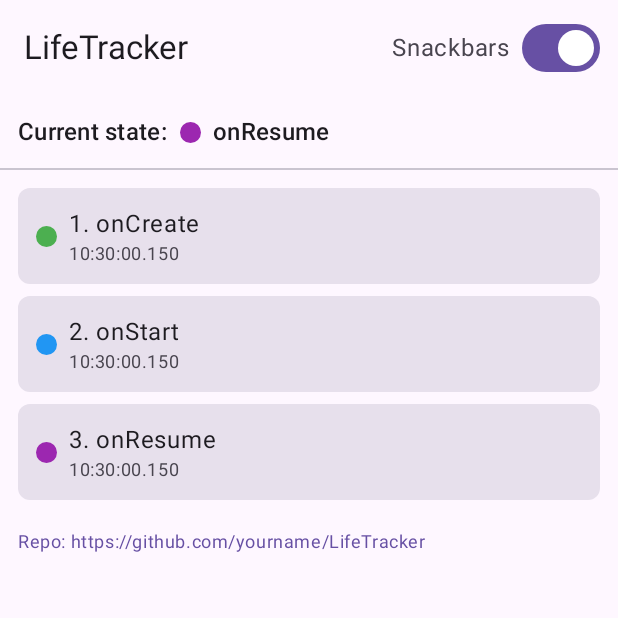
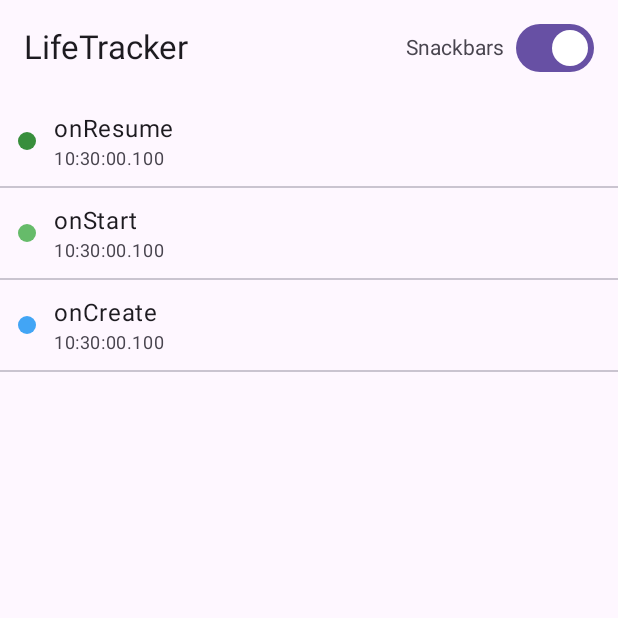
Before and after one commit to jonahr4/CS501-A4Q1, an Android app built with Jetpack Compose: the screen it shows after launch (MainActivity), on a phone screen of 412 x 824 dp, the top half of it. Run offline under Robolectric (Android 15) with nearby library versions, the phone set to English and light mode, and no system bars.

Commit message:
Update with fixes

```diff
--- a/app/src/main/AndroidManifest.xml
+++ b/app/src/main/AndroidManifest.xml
@@ -1,6 +1,6 @@
 <?xml version="1.0" encoding="utf-8"?>
 <manifest xmlns:android="http://schemas.android.com/apk/res/android"
-    xmlns:tools="http://schemas.android.com/tools" >
+    xmlns:tools="http://schemas.android.com/tools">
 
     <application
         android:allowBackup="true"
@@ -10,12 +10,12 @@
         android:label="@string/app_name"
         android:roundIcon="@mipmap/ic_launcher_round"
         android:supportsRtl="true"
-        android:theme="@style/Theme.MyApplication" >
+        android:theme="@style/Theme.Q1">
         <activity
             android:name=".MainActivity"
             android:exported="true"
             android:label="@string/app_name"
-            android:theme="@style/Theme.MyApplication" >
+            android:theme="@style/Theme.Q1">
             <intent-filter>
                 <action android:name="android.intent.action.MAIN" />
 
--- a/app/src/main/java/com/example/myapplication/MainActivity.kt
+++ /dev/null
@@ -1,234 +0,0 @@
-package com.example.myapplication
-
-import android.os.Bundle
-import androidx.activity.ComponentActivity
-import androidx.activity.compose.setContent
-import androidx.activity.enableEdgeToEdge
-import androidx.compose.foundation.background
-import androidx.compose.foundation.layout.*
-import androidx.compose.foundation.lazy.LazyColumn
-import androidx.compose.foundation.lazy.itemsIndexed
-import androidx.compose.material3.*
-import androidx.compose.runtime.*
-import androidx.compose.ui.Alignment
-import androidx.compose.ui.Modifier
-import androidx.compose.ui.draw.clip
-import androidx.compose.ui.graphics.Color
-import androidx.compose.ui.text.font.FontWeight
-import androidx.compose.ui.text.style.TextOverflow
-import androidx.compose.ui.unit.dp
-import androidx.lifecycle.Lifecycle
-import androidx.lifecycle.LifecycleEventObserver
-import androidx.lifecycle.ViewModel
-import androidx.compose.ui.platform.LocalLifecycleOwner
-import androidx.lifecycle.viewmodel.compose.viewModel
-import kotlinx.coroutines.flow.MutableStateFlow
-import kotlinx.coroutines.flow.asStateFlow
-import java.text.SimpleDateFormat
-import java.util.Date
-import java.util.Locale
-
-/**
- * Q1: LifeTracker – A Lifecycle-Aware Activity Logger
- * - ViewModel keeps logs across config changes (rotation).
- * - LifecycleEventObserver captures transitions in real time.
- * - LazyColumn displays the log; Snackbar toggled via a Switch.
- * - Each entry has timestamp + color code.
- */
-class MainActivity : ComponentActivity() {
-    override fun onCreate(savedInstanceState: Bundle?) {
-        super.onCreate(savedInstanceState)
-        enableEdgeToEdge()
-        setContent {
-            // Use plain MaterialTheme to avoid custom theme dependency issues
-            MaterialTheme {
-                val vm: LifeTrackerViewModel = viewModel()
-
-                // Observe lifecycle the Compose way
-                val lifecycleOwner = LocalLifecycleOwner.current
-                DisposableEffect(lifecycleOwner) {
-                    val observer = LifecycleEventObserver { _, event ->
-                        vm.record(event)
-                    }
-                    lifecycleOwner.lifecycle.addObserver(observer)
-                    onDispose { lifecycleOwner.lifecycle.removeObserver(observer) }
-                }
-
-                LifeTrackerScreen(vm)
-            }
-        }
-    }
-}
-
-data class LifeEvent(
-    val label: String,
-    val timestamp: Long,
-    val color: Color
-)
-
-class LifeTrackerViewModel : ViewModel() {
-
-    private val _logs = mutableStateListOf<LifeEvent>()
-    val logs: List<LifeEvent> get() = _logs
-
-    private val _snackbarEnabled = MutableStateFlow(true)
-    val snackbarEnabled = _snackbarEnabled.asStateFlow()
-
-    fun setSnackbarEnabled(enabled: Boolean) { _snackbarEnabled.value = enabled }
-
-    fun record(event: Lifecycle.Event) {
-        val label = when (event) {
-            Lifecycle.Event.ON_CREATE -> "onCreate"
-            Lifecycle.Event.ON_START -> "onStart"
-            Lifecycle.Event.ON_RESUME -> "onResume"
-            Lifecycle.Event.ON_PAUSE -> "onPause"
-            Lifecycle.Event.ON_STOP -> "onStop"
-            Lifecycle.Event.ON_DESTROY -> "onDestroy"
-            Lifecycle.Event.ON_ANY -> "onAny"
-        }
-        _logs.add(
-            LifeEvent(
-                label = label,
-                timestamp = System.currentTimeMillis(),
-                color = when (label) {
-                    "onCreate" -> Color(0xFF4CAF50)
-                    "onStart" -> Color(0xFF2196F3)
-                    "onResume" -> Color(0xFF9C27B0)
-                    "onPause" -> Color(0xFFFF9800)
-                    "onStop" -> Color(0xFFF44336)
-                    "onDestroy" -> Color(0xFF795548)
-                    else -> Color.Gray
-                }
-            )
-        )
-    }
-}
-
-@OptIn(ExperimentalMaterial3Api::class)
-@Composable
-fun LifeTrackerScreen(vm: LifeTrackerViewModel) {
-    val snackbarHostState = remember { SnackbarHostState() }
-    val logs = vm.logs
-    val snackbarEnabled by vm.snackbarEnabled.collectAsState()
-
-    // Show snackbar on each new event if enabled
-    LaunchedEffect(logs.size, snackbarEnabled) {
-        if (snackbarEnabled && logs.isNotEmpty()) {
-            snackbarHostState.showSnackbar("Lifecycle: ${logs.last().label}")
-        }
-    }
-
-    Scaffold(
-        topBar = {
-            // No icons, just a simple TopAppBar to avoid icon deps
-            TopAppBar(
-                title = { Text("LifeTracker") },
-                actions = {
-                    Row(verticalAlignment = Alignment.CenterVertically) {
-                        Text("Snackbars")
-                        Spacer(Modifier.width(8.dp))
-                        Switch(
-                            checked = snackbarEnabled,
-                            onCheckedChange = { vm.setSnackbarEnabled(it) }
-                        )
-                        Spacer(Modifier.width(8.dp))
-                    }
-                }
-            )
-        },
-        snackbarHost = { SnackbarHost(hostState = snackbarHostState) }
-    ) { innerPadding ->
-        Column(
-            Modifier
-                .fillMaxSize()
-                .padding(innerPadding)
-        ) {
-            CurrentStateHeader(logs)
-            Divider()
-            LazyColumn(
-                modifier = Modifier.fillMaxSize(),
-                contentPadding = PaddingValues(12.dp),
-                verticalArrangement = Arrangement.spacedBy(8.dp)
-            ) {
-                itemsIndexed(logs) { index, item ->
-                    LifeEventRow(index + 1, item)
-                }
-                item {
-                    Spacer(Modifier.height(12.dp))
-                    Text(
-                        text = "Repo: https://github.com/yourname/LifeTracker",
-                        style = MaterialTheme.typography.bodySmall,
-                        color = MaterialTheme.colorScheme.primary
-                    )
-                }
-            }
-        }
-    }
-}
-
-@Composable
-fun CurrentStateHeader(logs: List<LifeEvent>) {
-    val last = logs.lastOrNull()
-    Row(
-        modifier = Modifier
-            .fillMaxWidth()
-            .padding(12.dp),
-        verticalAlignment = Alignment.CenterVertically
-    ) {
-        Text(
-            text = "Current state:",
-            style = MaterialTheme.typography.titleMedium,
-            fontWeight = FontWeight.SemiBold
-        )
-        Spacer(Modifier.width(8.dp))
-        if (last != null) {
-            ColorDot(last.color)
-            Spacer(Modifier.width(8.dp))
-            Text(text = last.label, style = MaterialTheme.typography.titleMedium)
-        } else {
-            Text(text = "—", style = MaterialTheme.typography.titleMedium)
-        }
-    }
-}
-
-@Composable
-fun LifeEventRow(index: Int, event: LifeEvent) {
-    Row(
-        modifier = Modifier
-            .fillMaxWidth()
-            .background(MaterialTheme.colorScheme.surfaceVariant, shape = MaterialTheme.shapes.small)
-            .padding(12.dp),
-        verticalAlignment = Alignment.CenterVertically
-    ) {
-        ColorDot(event.color)
-        Spacer(Modifier.width(8.dp))
-        Column(Modifier.weight(1f)) {
-            Text(
-                text = "$index. ${event.label}",
-                style = MaterialTheme.typography.bodyLarge,
-                maxLines = 1,
-                overflow = TextOverflow.Ellipsis
-            )
-            Text(
-                text = formatTime(event.timestamp),
-                style = MaterialTheme.typography.bodySmall,
-                color = MaterialTheme.colorScheme.onSurfaceVariant
-            )
-        }
-    }
-}
-
-@Composable
-fun ColorDot(color: Color) {
-    Box(
-        modifier = Modifier
-            .size(14.dp)
-            .clip(MaterialTheme.shapes.small)
-            .background(color)
-    )
-}
-
-private fun formatTime(millis: Long): String {
-    val sdf = SimpleDateFormat("HH:mm:ss.SSS", Locale.getDefault())
-    return sdf.format(Date(millis))
-}
--- /dev/null
+++ b/app/src/main/java/com/example/q1/LifeTrackerViewModel.kt
@@ -0,0 +1,20 @@
+package com.example.q1
+
+import androidx.compose.runtime.mutableStateListOf
+import androidx.lifecycle.ViewModel
+
+data class LifeLogEntry(
+    val event: String,
+    val timestampMillis: Long = System.currentTimeMillis()
+)
+
+class LifeTrackerViewModel : ViewModel() {
+    // Observable list; Compose will recompose when it changes
+    private val _logs = mutableStateListOf<LifeLogEntry>()
+    val logs: List<LifeLogEntry> get() = _logs
+
+    fun log(event: String) {
+        // Newest first
+        _logs.add(0, LifeLogEntry(event))
+    }
+}
--- /dev/null
+++ b/app/src/main/java/com/example/q1/LifeUi.kt
@@ -0,0 +1,25 @@
+package com.example.q1
+
+import android.os.Build
+import androidx.annotation.RequiresApi
+import androidx.compose.ui.graphics.Color
+import java.time.Instant
+import java.time.ZoneId
+import java.time.format.DateTimeFormatter
+
+@RequiresApi(Build.VERSION_CODES.O)
+fun formatTime(millis: Long): String {
+    val formatter = DateTimeFormatter.ofPattern("HH:mm:ss.SSS")
+        .withZone(ZoneId.systemDefault())
+    return formatter.format(Instant.ofEpochMilli(millis))
+}
+
+fun eventColor(event: String): Color = when (event) {
+    "onCreate"  -> Color(0xFF42A5F5) // blue
+    "onStart"   -> Color(0xFF66BB6A) // green
+    "onResume"  -> Color(0xFF388E3C) // darker green
+    "onPause"   -> Color(0xFFFFEE58) // yellow
+    "onStop"    -> Color(0xFFFFA726) // orange
+    "onDestroy" -> Color(0xFFE57373) // red
+    else        -> Color(0xFF90A4AE) // gray-ish default
+}
--- /dev/null
+++ b/app/src/main/java/com/example/q1/LifecycleLogger.kt
@@ -0,0 +1,15 @@
+package com.example.q1
+
+import androidx.lifecycle.DefaultLifecycleObserver
+import androidx.lifecycle.LifecycleOwner
+
+class LifecycleLogger(
+    private val log: (String) -> Unit
+) : DefaultLifecycleObserver {
+
+    override fun onStart(owner: LifecycleOwner)    { log("onStart") }
+    override fun onResume(owner: LifecycleOwner)   { log("onResume") }
+    override fun onPause(owner: LifecycleOwner)    { log("onPause") }
+    override fun onStop(owner: LifecycleOwner)     { log("onStop") }
+    override fun onDestroy(owner: LifecycleOwner)  { log("onDestroy") }
+}
--- /dev/null
+++ b/app/src/main/java/com/example/q1/MainActivity.kt
@@ -0,0 +1,129 @@
+package com.example.q1
+
+import android.os.Build
+import android.os.Bundle
+import androidx.activity.ComponentActivity
+import androidx.activity.compose.setContent
+import androidx.activity.enableEdgeToEdge
+import androidx.activity.viewModels
+import androidx.annotation.RequiresApi
+import androidx.compose.foundation.background
+import androidx.compose.foundation.layout.*
+import androidx.compose.foundation.lazy.LazyColumn
+import androidx.compose.foundation.lazy.items
+import androidx.compose.foundation.shape.CircleShape
+import androidx.compose.material3.*
+import androidx.compose.runtime.*
+import androidx.compose.runtime.saveable.rememberSaveable
+import androidx.compose.ui.Alignment
+import androidx.compose.ui.Modifier
+import androidx.compose.ui.draw.clip
+import androidx.compose.ui.unit.dp
+import com.example.q1.ui.theme.Q1Theme
+
+class MainActivity : ComponentActivity() {
+
+    // Activity-scoped VM instance
+    private val vm: LifeTrackerViewModel by viewModels()
+    private lateinit var lifecycleLogger: LifecycleLogger
+
+
+    @RequiresApi(Build.VERSION_CODES.O)
+    override fun onCreate(savedInstanceState: Bundle?) {
+        super.onCreate(savedInstanceState)
+        enableEdgeToEdge()
+
+
+        // Manually log onCreate
+        vm.log("onCreate")
+
+
+        // Register the lifecycle observer for subsequent events
+        lifecycleLogger = LifecycleLogger(vm::log)
+        lifecycle.addObserver(lifecycleLogger)
+
+        setContent {
+            // We’ll render the list in the next step using LazyColumn
+            LifeTrackerScreen(vm)
+        }
+    }
+
+    override fun onDestroy() {
+        lifecycle.removeObserver(lifecycleLogger)
+        super.onDestroy()
+    }
+}
+
+
+@RequiresApi(Build.VERSION_CODES.O)
+@OptIn(ExperimentalMaterial3Api::class)
+@Composable
+fun LifeTrackerScreen(vm: LifeTrackerViewModel) {
+    val snackbarHostState = remember { SnackbarHostState() }
+    var showSnackbars by rememberSaveable { mutableStateOf(true) }
+    val logs = vm.logs
+
+    LaunchedEffect(logs.firstOrNull()) {
+        val newest = logs.firstOrNull() ?: return@LaunchedEffect
+        if (showSnackbars) {
+            snackbarHostState.showSnackbar("Lifecycle: ${newest.event} @ ${formatTime(newest.timestampMillis)}")
+        }
+    }
+
+    Scaffold(
+        topBar = {
+            TopAppBar(
+                title = { Text("LifeTracker") },
+                actions = {
+                    Row(
+                        modifier = Modifier.padding(end = 12.dp),
+                        verticalAlignment = Alignment.CenterVertically
+                    ) {
+                        Text("Snackbars")
+                        Spacer(Modifier.width(8.dp))
+                        Switch(checked = showSnackbars, onCheckedChange = { showSnackbars = it })
+                    }
+                }
+            )
+        },
+        snackbarHost = { SnackbarHost(snackbarHostState) }
+    ) { inner ->
+        LazyColumn(
+            modifier = Modifier
+                .fillMaxSize()
+                .padding(inner)
+        ) {
+            items(logs) { entry ->
+                LifeLogRow(entry)
+                Divider()
+            }
+        }
+    }
+}
+
+@RequiresApi(Build.VERSION_CODES.O)
+@Composable
+private fun LifeLogRow(entry: LifeLogEntry) {
+    Row(
+        modifier = Modifier
+            .fillMaxWidth()
+            .padding(horizontal = 12.dp, vertical = 10.dp),
+        verticalAlignment = Alignment.CenterVertically
+    ) {
+        Box(
+            modifier = Modifier
+                .size(12.dp)
+                .clip(CircleShape)
+                .background(eventColor(entry.event))
+        )
+        Spacer(Modifier.width(12.dp))
+        Column(Modifier.weight(1f)) {
+            Text(text = entry.event, style = MaterialTheme.typography.bodyLarge)
+            Text(
+                text = formatTime(entry.timestampMillis),
+                style = MaterialTheme.typography.bodySmall,
+                color = MaterialTheme.colorScheme.onSurfaceVariant
+            )
+        }
+    }
+}
--- a/app/src/main/java/com/example/myapplication/ui/theme/Color.kt
+++ b/app/src/main/java/com/example/q1/ui/theme/Color.kt
@@ -1,4 +1,4 @@
-package com.example.myapplication.ui.theme
+package com.example.q1.ui.theme
 
 import androidx.compose.ui.graphics.Color
 
--- a/app/src/main/java/com/example/myapplication/ui/theme/Type.kt
+++ b/app/src/main/java/com/example/q1/ui/theme/Type.kt
@@ -1,4 +1,4 @@
-package com.example.myapplication.ui.theme
+package com.example.q1.ui.theme
 
 import androidx.compose.material3.Typography
 import androidx.compose.ui.text.TextStyle
--- a/app/src/main/res/values/strings.xml
+++ b/app/src/main/res/values/strings.xml
@@ -1,3 +1,3 @@
 <resources>
-    <string name="app_name">My Application</string>
+    <string name="app_name">Q1</string>
 </resources>
--- a/app/src/main/res/values/themes.xml
+++ b/app/src/main/res/values/themes.xml
@@ -1,4 +1,5 @@
 <?xml version="1.0" encoding="utf-8"?>
 <resources>
-    <style name="Theme.MyApplication" parent="android:Theme.Material.Light.NoActionBar" />
+
+    <style name="Theme.Q1" parent="android:Theme.Material.Light.NoActionBar" />
 </resources>
--- a/settings.gradle.kts
+++ b/settings.gradle.kts
@@ -19,5 +19,5 @@ dependencyResolutionManagement {
     }
 }
 
-rootProject.name = "My Application"
+rootProject.name = "Q1"
 include(":app")
```
Also changed, not shown: app/build.gradle.kts (+7 -8 lines), app/src/main/java/com/example/myapplication/ui/theme/Theme.kt (deleted, +0 -50 lines), app/src/main/java/com/example/q1/ui/theme/Theme.kt (added, +58 -0 lines), gradle/libs.versions.toml (+7 -9 lines), gradle/wrapper/gradle-wrapper.properties, 4 other files.
